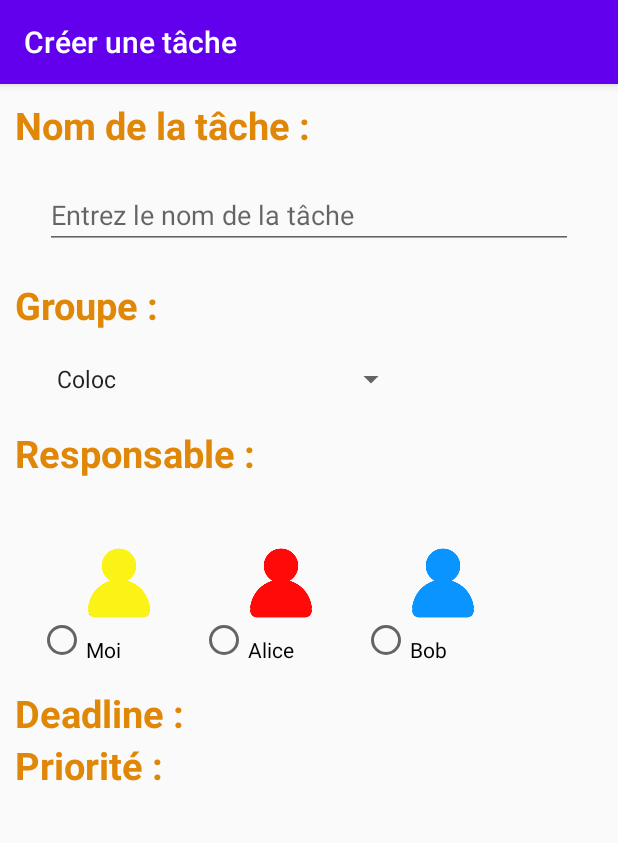
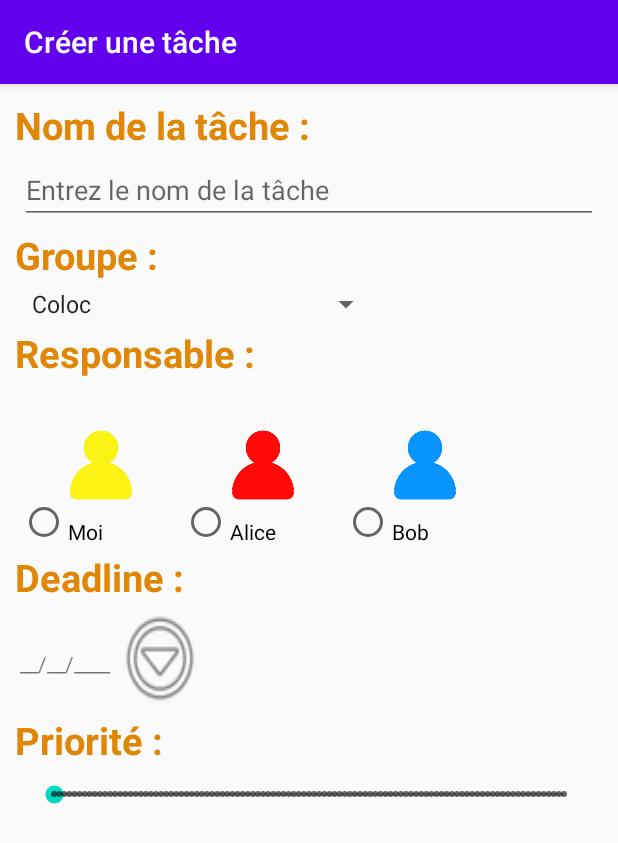
Before and after one commit to ebnnl/ToDoApp-IGR203, an Android app: the CreateTaskActivity screen opened directly, with no data from a screen before it, on a phone screen of 412 x 824 dp. Shown: the top 843 px of the screen. Run offline under Robolectric (Android 15) with nearby library versions, the light colour scheme and no system bars.

Commit message:
Ajout des boutons pour choisir deadline et priorité

```diff
--- a/app/src/main/res/layout/activity_create_task.xml
+++ b/app/src/main/res/layout/activity_create_task.xml
@@ -5,6 +5,7 @@
     android:layout_width="match_parent"
     android:layout_height="match_parent"
     tools:context=".CreateTaskActivity">
+
 
     <RelativeLayout
         android:layout_width="match_parent"
@@ -34,7 +35,7 @@
                 android:layout_marginStart="10dp"
                 android:layout_marginEnd="10dp"
                 android:hint="Entrez le nom de la tâche"
-                android:layout_margin="20dp"/>
+                android:layout_margin="3dp"/>
 
             <TextView
                 android:layout_width="wrap_content"
@@ -48,7 +49,7 @@
                 android:layout_width="wrap_content"
                 android:layout_height="wrap_content"
                 android:id="@+id/activity_create_task_group_spinner"
-                android:layout_margin="20dp"/>
+                android:layout_margin="3dp"/>
 
             <TextView
                 android:layout_width="wrap_content"
@@ -66,7 +67,7 @@
                     android:id="@+id/activity_create_task_responsible_group"
                     android:layout_width="wrap_content"
                     android:layout_height="wrap_content"
-                    android:layout_margin="15dp"
+                    android:layout_margin="3dp"
                     android:isScrollContainer="true"
                     android:orientation="horizontal">
 
@@ -80,12 +81,39 @@
                 android:text="Deadline : "
                 android:textAppearance="@style/OrangeText"></TextView>
 
+            <LinearLayout
+                android:layout_width="wrap_content"
+                android:layout_height="wrap_content">
+
+                <TextView
+                    android:layout_width="wrap_content"
+                    android:layout_height="wrap_content"
+                    android:text="__/__/____"
+                    android:id="@+id/activity_create_task_deadline_text"
+                    android:layout_margin="3dp"
+                    ></TextView>
+
+                <Button
+                    android:id="@+id/activity_create_task_choose_deadline_button"
+                    android:layout_width="60dp"
+                    android:layout_height="74dp"
+                    android:background="@android:drawable/ic_menu_more"></Button>
+
+            </LinearLayout>
+
 
             <TextView
                 android:layout_width="wrap_content"
                 android:layout_height="wrap_content"
                 android:text="Priorité : "
                 android:textAppearance="@style/OrangeText"></TextView>
+
+            <SeekBar
+                android:id="@+id/activity_create_task_priority_bar"
+                style="@style/Widget.AppCompat.SeekBar.Discrete"
+                android:layout_width="match_parent"
+                android:layout_height="wrap_content"
+                android:layout_margin="10dp"/>
 
         </LinearLayout>
 
@@ -123,4 +151,5 @@
     </RelativeLayout>
 
 
+
 </androidx.constraintlayout.widget.ConstraintLayout>
```
